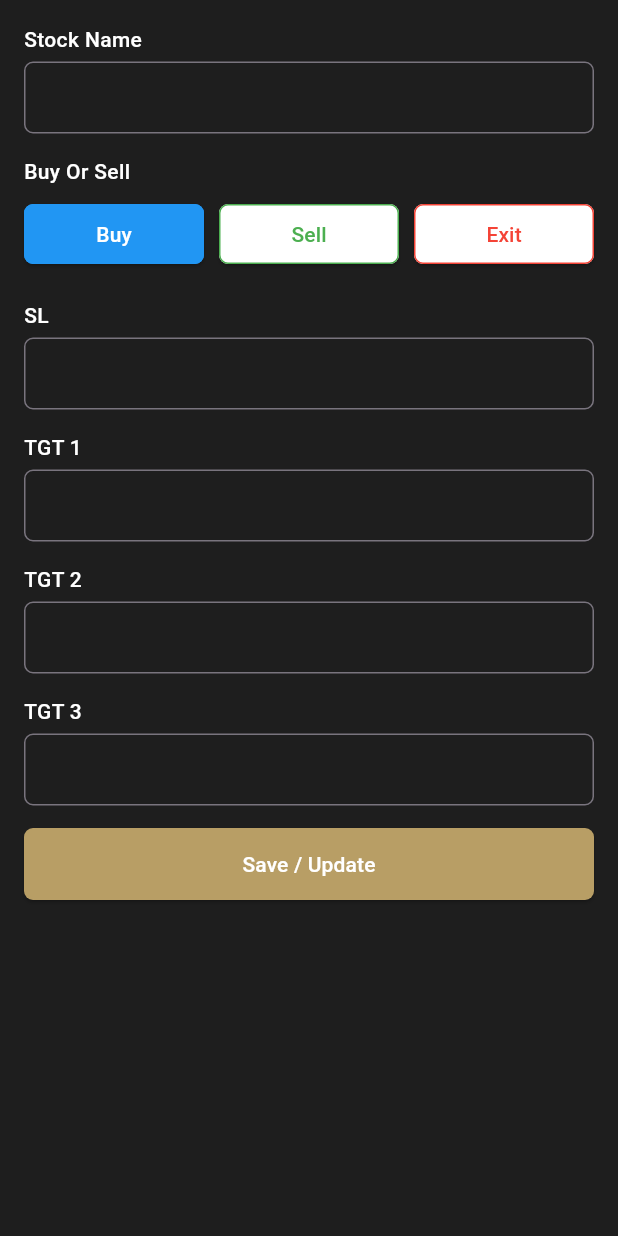
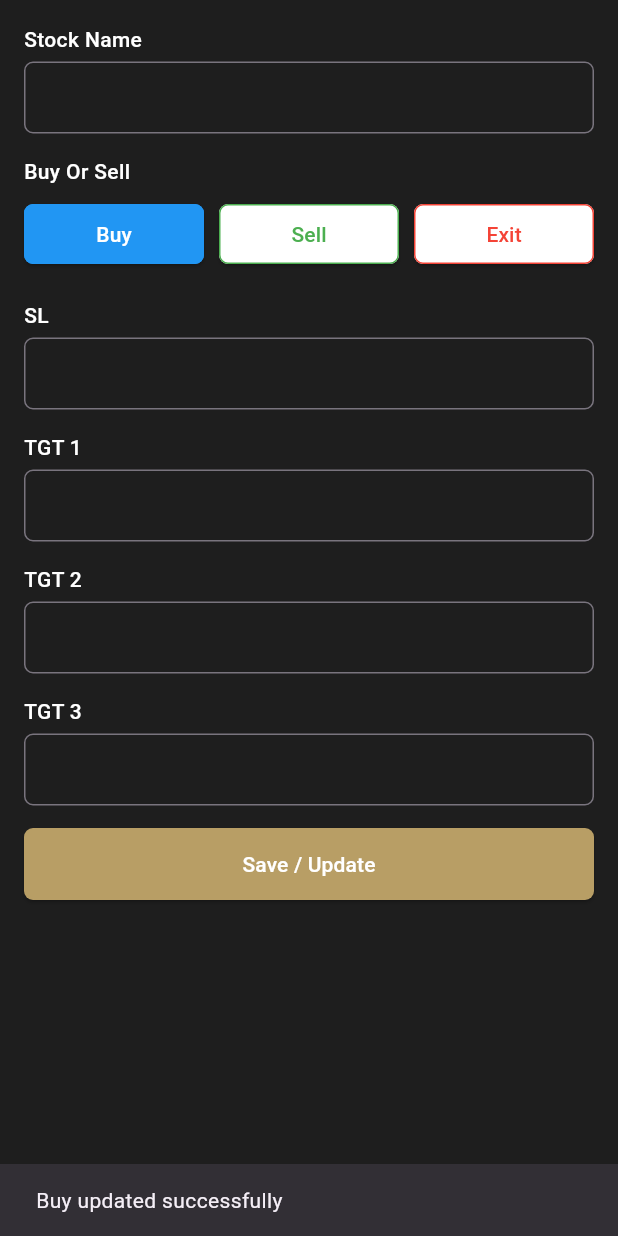
Before and after one commit to Sabusabith/ozlov-admin, a Flutter app: the StocksPage screen opened directly, after a tap on "Buy", on a phone screen of 412 x 824 dp. Run offline on Flutter 3.47's test engine with Material 3 defaults, Android fonts, the phone set to English and light mode, and no system bars; our stand-ins replace cloud_firestore, firebase_core, firebase_messaging, flutter_local_notifications, get, googleapis_auth and 2 more; accounts and stored records are empty.

Commit message:
commit after fix success mesg issue

```diff
--- a/lib/admin_app/stock/stock.dart
+++ b/lib/admin_app/stock/stock.dart
@@ -120,6 +120,7 @@ class _SingleStockAdminPageState extends State<StocksPage> {
         onPressed: () async {
           setState(() => selectedAction = action);
 
+          try {
             // ✅ Update both action + stockName together
             await FirebaseFirestore.instance
                 .collection('stocks')
@@ -135,6 +136,19 @@ class _SingleStockAdminPageState extends State<StocksPage> {
               stockName: stockNameController.text,
               action: action,
             );
+
+            // ✅ Success toast
+            ScaffoldMessenger.of(context).showSnackBar(
+              SnackBar(content: Text("$action updated successfully")),
+            );
+          } catch (e) {
+            ScaffoldMessenger.of(context).showSnackBar(
+              SnackBar(
+                content: Text("Error updating action: $e"),
+                backgroundColor: Colors.red,
+              ),
+            );
+          }
         },
         style: ElevatedButton.styleFrom(
           backgroundColor: isSelected ? color : Colors.white,
```
Lines whose indentation alone changed are shown as unchanged.
